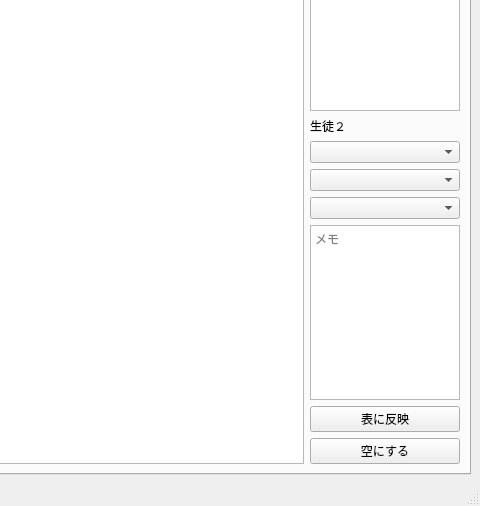
ROMEKANA/TimeTable, file mainwindow.ui: the form before one commit; both pictures show x 688 to 1168 and y 363 to 869 of the 1168 by 869 pixel window.
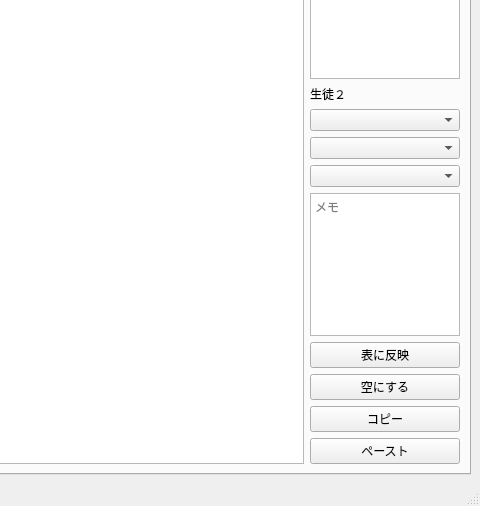
The form after the commit.

Commit message: セルのコピーとペースト機能を追加し、エディタの設定を改善。UIにコピー・ペーストボタンを追加。実装はまだ

The edit to the form file:
```diff
--- a/mainwindow.ui
+++ b/mainwindow.ui
@@ -186,6 +186,20 @@
               </property>
              </widget>
             </item>
+            <item>
+             <widget class="QPushButton" name="copyButton">
+              <property name="text">
+               <string>コピー</string>
+              </property>
+             </widget>
+            </item>
+            <item>
+             <widget class="QPushButton" name="pasteButton">
+              <property name="text">
+               <string>ペースト</string>
+              </property>
+             </widget>
+            </item>
            </layout>
           </item>
          </layout>
```
The commit also changes 2 other files.
